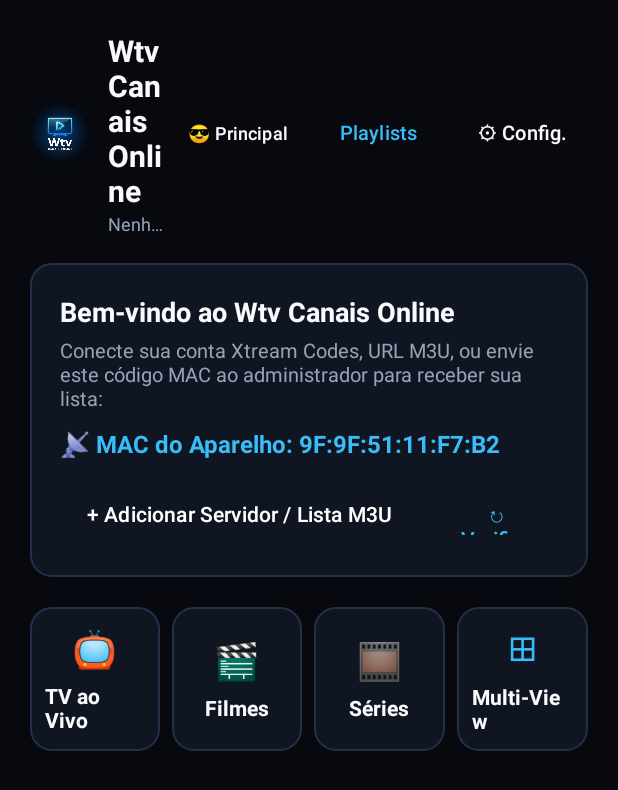
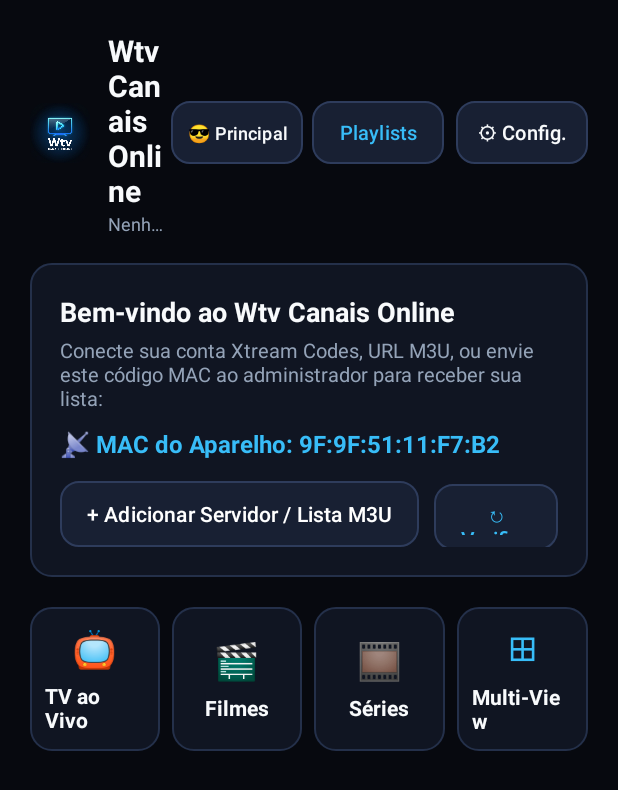
Before and after one commit to willianswill/willianswilltech-MinhasDespesas-on-main, an Android app: the HomeActivity screen opened directly, with no data from a screen before it, on a phone screen of 412 x 824 dp. Shown: the top 790 px of the screen. Run offline under Robolectric (Android 15) with nearby library versions, the phone set to English and light mode, and no system bars; our stand-ins replace Room's generated code, paging; network calls fail; pictures from the network do not load; 1 statement that could not run was skipped.

Commit message:
fix(tv): realce dourado/azul forte no foco da Home e navegacao fixa entre barra superior e cards

```diff
--- a/app/src/main/java/com/willianswill/novatv/feature/home/HomeActivity.kt
+++ b/app/src/main/java/com/willianswill/novatv/feature/home/HomeActivity.kt
@@ -222,21 +222,44 @@ class HomeActivity : AppCompatActivity() {
     }
 
     private fun setupNavigation() {
-        binding.cardLiveTv.enableCinemaFocusZoom(1.05f)
-        binding.cardMovies.enableCinemaFocusZoom(1.05f)
-        binding.cardSeries.enableCinemaFocusZoom(1.05f)
-        binding.cardMultiview.enableCinemaFocusZoom(1.05f)
-        binding.btnSwitchProfile.enableCinemaFocusZoom(1.06f)
-        binding.btnPlaylists.enableCinemaFocusZoom(1.06f)
-        binding.btnSettings.enableCinemaFocusZoom(1.06f)
-        binding.btnAddFirstPlaylist.enableCinemaFocusZoom(1.05f)
-        binding.btnCheckMacPlaylist.enableCinemaFocusZoom(1.05f)
+        binding.cardLiveTv.enableCinemaFocusZoom(1.06f)
+        binding.cardMovies.enableCinemaFocusZoom(1.06f)
+        binding.cardSeries.enableCinemaFocusZoom(1.06f)
+        binding.cardMultiview.enableCinemaFocusZoom(1.06f)
+
+        listOf(
+            binding.btnSwitchProfile, binding.btnPlaylists, binding.btnSettings,
+            binding.btnAddFirstPlaylist, binding.btnCheckMacPlaylist,
+            binding.btnBannerPrev, binding.btnBannerNext
+        ).forEach { btn ->
+            btn.backgroundTintList = null
+            btn.enableCinemaFocusZoom(1.10f)
+        }
+
+        // Navegação previsível entre a barra superior e os cards principais (sem pular para o rodapé)
+        binding.btnSwitchProfile.nextFocusDownId = com.willianswill.novatv.R.id.card_live_tv
+        binding.btnPlaylists.nextFocusDownId = com.willianswill.novatv.R.id.card_movies
+        binding.btnSettings.nextFocusDownId = com.willianswill.novatv.R.id.card_series
+        binding.btnSwitchProfile.nextFocusRightId = com.willianswill.novatv.R.id.btn_playlists
+        binding.btnPlaylists.nextFocusLeftId = com.willianswill.novatv.R.id.btn_switch_profile
+        binding.btnPlaylists.nextFocusRightId = com.willianswill.novatv.R.id.btn_settings
+        binding.btnSettings.nextFocusLeftId = com.willianswill.novatv.R.id.btn_playlists
+
+        binding.cardLiveTv.nextFocusUpId = com.willianswill.novatv.R.id.btn_switch_profile
+        binding.cardMovies.nextFocusUpId = com.willianswill.novatv.R.id.btn_playlists
+        binding.cardSeries.nextFocusUpId = com.willianswill.novatv.R.id.btn_settings
+        binding.cardMultiview.nextFocusUpId = com.willianswill.novatv.R.id.btn_settings
+
+        binding.btnBannerPrev.nextFocusUpId = com.willianswill.novatv.R.id.btn_playlists
+        binding.btnBannerPrev.nextFocusDownId = com.willianswill.novatv.R.id.card_live_tv
+        binding.btnBannerNext.nextFocusUpId = com.willianswill.novatv.R.id.btn_settings
+        binding.btnBannerNext.nextFocusDownId = com.willianswill.novatv.R.id.card_live_tv
+        binding.vpHeroBanners.getChildAt(0)?.isFocusable = false
+
         binding.tvHomeDeviceMac.text = "📡 MAC do Aparelho: ${TelemetryManager.getDeviceMac(this)}"
         binding.btnCheckMacPlaylist.setOnClickListener {
             checkAndApplyMacPlaylist(manual = true)
         }
-        binding.btnBannerPrev.enableCinemaFocusZoom(1.06f)
-        binding.btnBannerNext.enableCinemaFocusZoom(1.06f)
 
         binding.btnBannerPrev.setOnClickListener {
             if (bannerCount > 1) {
--- a/app/src/main/res/drawable/selector_cinema_button.xml
+++ b/app/src/main/res/drawable/selector_cinema_button.xml
@@ -2,8 +2,8 @@
 <selector xmlns:android="http://schemas.android.com/apk/res/android">
     <item android:state_focused="true">
         <shape android:shape="rectangle">
-            <solid android:color="#2563EB" />
-            <stroke android:width="3dp" android:color="#FFFFFF" />
+            <solid android:color="#0284C7" />
+            <stroke android:width="3dp" android:color="#FACC15" />
             <corners android:radius="12dp" />
         </shape>
     </item>
@@ -17,6 +17,7 @@
     <item android:state_pressed="true">
         <shape android:shape="rectangle">
             <solid android:color="#1E40AF" />
+            <stroke android:width="2dp" android:color="#FFFFFF" />
             <corners android:radius="12dp" />
         </shape>
     </item>
--- a/app/src/main/res/drawable/selector_cinema_card.xml
+++ b/app/src/main/res/drawable/selector_cinema_card.xml
@@ -3,7 +3,7 @@
     <item android:state_focused="true">
         <shape android:shape="rectangle">
             <solid android:color="#1E3A5F" />
-            <stroke android:width="3dp" android:color="#FFFFFF" />
+            <stroke android:width="3dp" android:color="#FACC15" />
             <corners android:radius="14dp" />
         </shape>
     </item>
```
